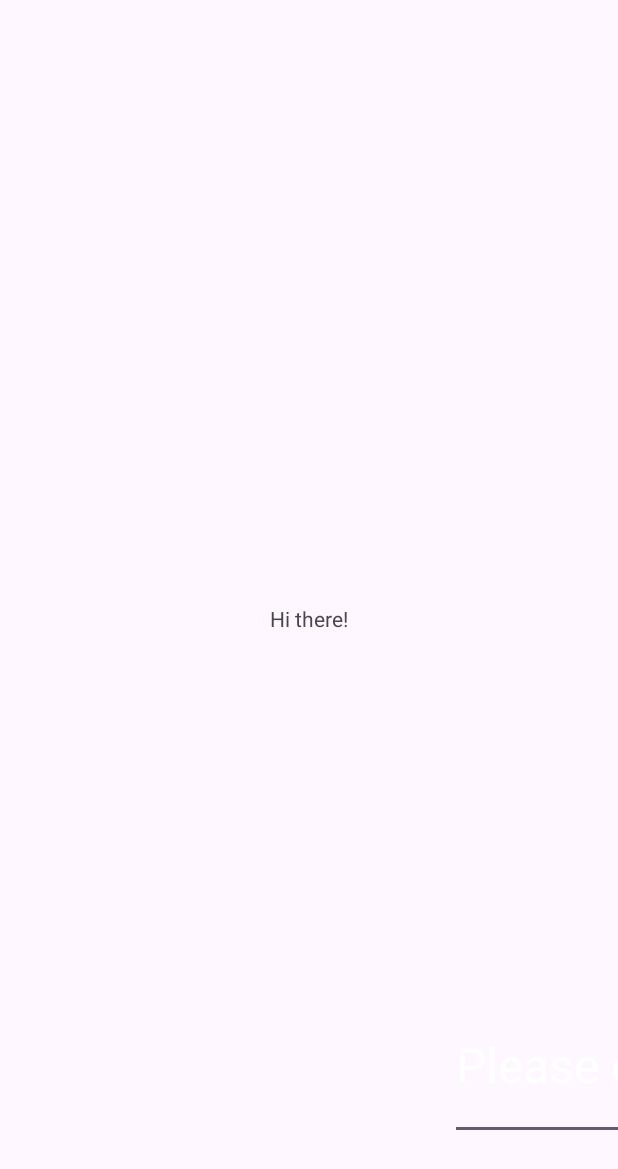
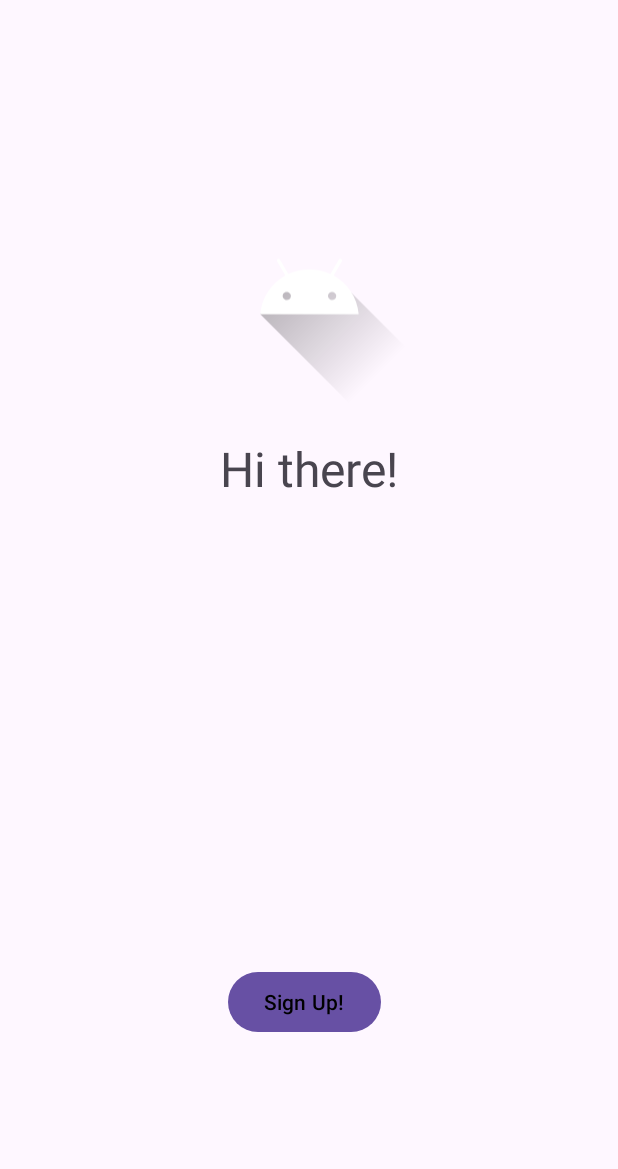
Before and after one commit to organizedanvrchy/AndroidBasics, an Android app: the screen it shows after launch (MainActivity), on a phone screen of 412 x 824 dp. Before the commit the part shown is almost empty. Shown: the top 1169 px of the screen. Run offline under Robolectric (Android 15) with nearby library versions, the phone set to English and light mode, and no system bars.

Commit message:
Add Views and Button

```diff
--- a/app/src/main/java/com/vimal/viewsbasic/MainActivity.kt
+++ b/app/src/main/java/com/vimal/viewsbasic/MainActivity.kt
@@ -1,8 +1,11 @@
 package com.vimal.viewsbasic
 
 import android.os.Bundle
+import android.widget.Button
 import android.widget.EditText
+import android.widget.ImageView
 import android.widget.TextView
+import android.widget.Toast
 import androidx.activity.enableEdgeToEdge
 import androidx.appcompat.app.AppCompatActivity
 import androidx.core.view.ViewCompat
@@ -33,6 +36,8 @@ import androidx.core.view.WindowInsetsCompat
 class MainActivity : AppCompatActivity() {
     lateinit var myTextView: TextView
     lateinit var myEditText: EditText
+    lateinit var myButton: Button
+    lateinit var myImageView: ImageView
 
     override fun onCreate(savedInstanceState: Bundle?) {
         super.onCreate(savedInstanceState)
@@ -48,5 +53,17 @@ class MainActivity : AppCompatActivity() {
         myEditText = findViewById(R.id.editText1)
         var myText = myEditText.text.toString()
 
+        myButton = findViewById(R.id.button1)
+        myButton.setOnClickListener {
+            // This is the code that will be executed
+            // when the button is clicked.
+            Toast.makeText(this, "You're Signed Up, Nice!", Toast.LENGTH_SHORT).show()
+
+            myImageView.setImageResource(R.drawable.cool)
+        }
+
+        myImageView = findViewById(R.id.image1)
+
+
     }
 }
--- a/app/src/main/res/layout/activity_main.xml
+++ b/app/src/main/res/layout/activity_main.xml
@@ -12,27 +12,55 @@
         android:layout_width="wrap_content"
         android:layout_height="wrap_content"
         android:text="Hello World!"
+        android:textSize="32sp"
+        app:layout_constraintBottom_toBottomOf="parent"
+        app:layout_constraintEnd_toEndOf="parent"
+        app:layout_constraintStart_toStartOf="parent"
+        app:layout_constraintTop_toTopOf="parent"
+        app:layout_constraintVertical_bias="0.372" />
+
+    <EditText
+        android:id="@+id/editText1"
+        android:layout_width="200dp"
+        android:layout_height="0dp"
+        android:layout_marginTop="516dp"
+        android:layout_marginBottom="230dp"
+        android:autofillHints=""
+        android:hint="Enter your Phone #"
+        android:inputType="phone"
+        android:maxLength="10"
+        android:textAlignment="center"
+        android:textColor="@color/black"
+        android:textColorHint="@color/cardview_dark_background"
+        android:textSize="18sp"
+        app:layout_constraintBottom_toBottomOf="parent"
+        app:layout_constraintEnd_toEndOf="parent"
+        app:layout_constraintHorizontal_bias="0.497"
+        app:layout_constraintStart_toStartOf="parent"
+        app:layout_constraintTop_toBottomOf="@+id/image1" />
+
+    <Button
+        android:id="@+id/button1"
+        android:layout_width="wrap_content"
+        android:layout_height="wrap_content"
+        android:layout_marginStart="152dp"
+        android:layout_marginTop="644dp"
+        android:text="Sign Up!"
+        android:textColor="@color/black"
+        app:layout_constraintStart_toStartOf="parent"
+        app:layout_constraintTop_toTopOf="parent" />
+
+    <ImageView
+        android:id="@+id/image1"
+        android:layout_width="154dp"
+        android:layout_height="360dp"
+        android:layout_marginBottom="249dp"
+        android:src="@drawable/ic_launcher_foreground"
         app:layout_constraintBottom_toBottomOf="parent"
         app:layout_constraintEnd_toEndOf="parent"
         app:layout_constraintHorizontal_bias="0.5"
         app:layout_constraintStart_toStartOf="parent"
         app:layout_constraintTop_toTopOf="parent"
-        app:layout_constraintVertical_bias="0.5" />
-
-    <EditText
-        android:id="@+id/editText1"
-        android:layout_width="200dp"
-        android:layout_height="100dp"
-        android:layout_marginStart="300dp"
-        android:layout_marginTop="660dp"
-        android:autofillHints=""
-        android:inputType="phone"
-        android:maxLength="30"
-        android:hint="@string/please_enter_your_phone"
-        android:textColorHint="@color/white"
-        android:textColor="@color/white"
-        android:textSize="32sp"
-        app:layout_constraintStart_toStartOf="parent"
-        app:layout_constraintTop_toTopOf="parent" />
+        app:layout_constraintVertical_bias="0.07" />
 
 </androidx.constraintlayout.widget.ConstraintLayout>
--- a/app/src/main/res/values/strings.xml
+++ b/app/src/main/res/values/strings.xml
@@ -1,4 +1,5 @@
 <resources>
     <string name="app_name">ViewsBasic</string>
     <string name="please_enter_your_phone">Please enter your Phone #</string>
+    <string name="phone">phone</string>
 </resources>
```
Also changed, not shown: app/src/main/res/drawable/cool.png (added).
